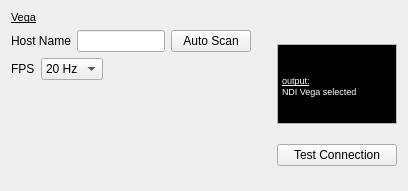
Before: the Qt Designer form Modules/LancetIGT/UI/QmitkLancetKukaWidget.ui in zhaomengxiao/LancetMITK-Adition, drawn with Qt 5.
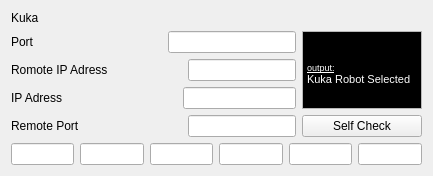
After: the same form once the commit is applied.

Commit message: IGT toolbox plugin connect kuka and robot plugin use microservce to get device

```diff
--- a/Modules/LancetIGT/UI/QmitkLancetKukaWidget.ui
+++ b/Modules/LancetIGT/UI/QmitkLancetKukaWidget.ui
@@ -6,11 +6,11 @@
    <rect>
     <x>0</x>
     <y>0</y>
-    <width>408</width>
-    <height>191</height>
+    <width>433</width>
+    <height>176</height>
    </rect>
   </property>
-  <layout class="QVBoxLayout" name="verticalLayout_14">
+  <layout class="QVBoxLayout" name="verticalLayout_3">
    <item>
     <widget class="QLabel" name="polaris_label">
      <property name="text">
@@ -18,35 +18,25 @@
 &lt;html&gt;&lt;head&gt;&lt;meta name=&quot;qrichtext&quot; content=&quot;1&quot; /&gt;&lt;style type=&quot;text/css&quot;&gt;
 p, li { white-space: pre-wrap; }
 &lt;/style&gt;&lt;/head&gt;&lt;body style=&quot; font-family:'SimSun'; font-size:9pt; font-weight:400; font-style:normal;&quot;&gt;
-&lt;p style=&quot; margin-top:0px; margin-bottom:0px; margin-left:0px; margin-right:0px; -qt-block-indent:0; text-indent:0px;&quot;&gt;&lt;span style=&quot; font-family:'MS Shell Dlg 2'; font-size:8pt; text-decoration: underline;&quot;&gt;Vega&lt;/span&gt;&lt;/p&gt;&lt;/body&gt;&lt;/html&gt;</string>
+&lt;p style=&quot; margin-top:0px; margin-bottom:0px; margin-left:0px; margin-right:0px; -qt-block-indent:0; text-indent:0px;&quot;&gt;Kuka&lt;/p&gt;&lt;/body&gt;&lt;/html&gt;</string>
      </property>
     </widget>
    </item>
    <item>
-    <layout class="QHBoxLayout" name="horizontalLayout_6">
+    <layout class="QHBoxLayout" name="horizontalLayout">
      <item>
-      <layout class="QVBoxLayout" name="verticalLayout_3">
+      <layout class="QVBoxLayout" name="verticalLayout_2">
        <item>
-        <layout class="QHBoxLayout" name="horizontalLayout_9">
+        <layout class="QHBoxLayout" name="horizontalLayout_6">
          <item>
-          <widget class="QLabel" name="m_comPortLabelPolaris">
+          <widget class="QLabel" name="m_frameRateLabelPolaris_2">
            <property name="text">
-            <string>Host Name</string>
+            <string>Port</string>
            </property>
           </widget>
          </item>
          <item>
-          <widget class="QLineEdit" name="lineEdit"/>
-         </item>
-         <item>
-          <widget class="QPushButton" name="m_AutoScanPolaris">
-           <property name="text">
-            <string>Auto Scan</string>
-           </property>
-          </widget>
-         </item>
-         <item>
-          <spacer name="horizontalSpacer_9">
+          <spacer name="horizontalSpacer_10">
            <property name="orientation">
             <enum>Qt::Horizontal</enum>
            </property>
@@ -58,6 +48,9 @@
            </property>
           </spacer>
          </item>
+         <item>
+          <widget class="QLineEdit" name="lineEdit_port_2"/>
+         </item>
         </layout>
        </item>
        <item>
@@ -68,29 +61,10 @@
          <item>
           <widget class="QLabel" name="m_frameRateLabelPolaris">
            <property name="text">
-            <string>FPS</string>
+            <string>Romote IP Adress</string>
            </property>
           </widget>
          </item>
-         <item>
-          <widget class="QComboBox" name="m_frameRateComboBoxPolaris">
-           <item>
-            <property name="text">
-             <string>20 Hz</string>
-            </property>
-           </item>
-           <item>
-            <property name="text">
-             <string>30 Hz</string>
-            </property>
-           </item>
-           <item>
-            <property name="text">
-             <string>60 Hz</string>
-            </property>
-           </item>
-          </widget>
-         </item>
          <item>
           <spacer name="horizontalSpacer_8">
            <property name="orientation">
@@ -104,20 +78,64 @@
            </property>
           </spacer>
          </item>
+         <item>
+          <widget class="QLineEdit" name="lineEdit_port"/>
+         </item>
         </layout>
        </item>
        <item>
-        <spacer name="verticalSpacer_2">
-         <property name="orientation">
-          <enum>Qt::Vertical</enum>
-         </property>
-         <property name="sizeHint" stdset="0">
-          <size>
-           <width>20</width>
-           <height>40</height>
-          </size>
-         </property>
-        </spacer>
+        <layout class="QHBoxLayout" name="horizontalLayout_9">
+         <item>
+          <widget class="QLabel" name="m_comPortLabelPolaris">
+           <property name="text">
+            <string>IP Adress</string>
+           </property>
+          </widget>
+         </item>
+         <item>
+          <spacer name="horizontalSpacer_9">
+           <property name="orientation">
+            <enum>Qt::Horizontal</enum>
+           </property>
+           <property name="sizeHint" stdset="0">
+            <size>
+             <width>40</width>
+             <height>20</height>
+            </size>
+           </property>
+          </spacer>
+         </item>
+         <item>
+          <widget class="QLineEdit" name="lineEdit_ipAdress"/>
+         </item>
+        </layout>
+       </item>
+       <item>
+        <layout class="QHBoxLayout" name="horizontalLayout_7">
+         <item>
+          <widget class="QLabel" name="m_frameRateLabelPolaris_3">
+           <property name="text">
+            <string>Remote Port</string>
+           </property>
+          </widget>
+         </item>
+         <item>
+          <spacer name="horizontalSpacer_11">
+           <property name="orientation">
+            <enum>Qt::Horizontal</enum>
+           </property>
+           <property name="sizeHint" stdset="0">
+            <size>
+             <width>40</width>
+             <height>20</height>
+            </size>
+           </property>
+          </spacer>
+         </item>
+         <item>
+          <widget class="QLineEdit" name="lineEdit_port_3"/>
+         </item>
+        </layout>
        </item>
       </layout>
      </item>
@@ -151,7 +169,7 @@
 &lt;p style=&quot; margin-top:0px; margin-bottom:0px; margin-left:0px; margin-right:0px; -qt-block-indent:0; text-indent:0px;&quot;&gt;&lt;span style=&quot; font-family:'MS Shell Dlg 2'; font-size:8pt;&quot;&gt;                                      &lt;/span&gt;&lt;/p&gt;
 &lt;p style=&quot; margin-top:0px; margin-bottom:0px; margin-left:0px; margin-right:0px; -qt-block-indent:0; text-indent:0px;&quot;&gt;&lt;span style=&quot; font-family:'MS Shell Dlg 2'; font-size:8pt;&quot;&gt;                                      &lt;/span&gt;&lt;/p&gt;
 &lt;p style=&quot; margin-top:0px; margin-bottom:0px; margin-left:0px; margin-right:0px; -qt-block-indent:0; text-indent:0px;&quot;&gt;&lt;span style=&quot; font-family:'MS Shell Dlg 2'; font-size:7pt; text-decoration: underline; color:#ffffff;&quot;&gt;output:&lt;/span&gt;&lt;span style=&quot; font-family:'MS Shell Dlg 2'; font-size:8pt;&quot;&gt;                                      &lt;/span&gt;&lt;/p&gt;
-&lt;p style=&quot; margin-top:0px; margin-bottom:0px; margin-left:0px; margin-right:0px; -qt-block-indent:0; text-indent:0px;&quot;&gt;&lt;span style=&quot; font-family:'MS Shell Dlg 2'; font-size:7pt; color:#ffffff;&quot;&gt;NDI Vega selected&lt;/span&gt;&lt;span style=&quot; font-family:'MS Shell Dlg 2'; font-size:8pt;&quot;&gt;                                    &lt;/span&gt;&lt;/p&gt;&lt;/body&gt;&lt;/html&gt;</string>
+&lt;p style=&quot; margin-top:0px; margin-bottom:0px; margin-left:0px; margin-right:0px; -qt-block-indent:0; text-indent:0px;&quot;&gt;&lt;span style=&quot; font-family:'MS Shell Dlg 2'; font-size:8pt; color:#ffffff;&quot;&gt;Kuka Robot Selected&lt;/span&gt;&lt;span style=&quot; font-family:'MS Shell Dlg 2'; font-size:8pt;&quot;&gt;                                 &lt;/span&gt;&lt;/p&gt;&lt;/body&gt;&lt;/html&gt;</string>
          </property>
          <property name="textInteractionFlags">
           <set>Qt::NoTextInteraction</set>
@@ -173,7 +191,7 @@
           </size>
          </property>
          <property name="text">
-          <string>Test Connection</string>
+          <string>Self Check</string>
          </property>
         </widget>
        </item>
@@ -181,6 +199,28 @@
      </item>
     </layout>
    </item>
+   <item>
+    <layout class="QHBoxLayout" name="horizontalLayout_2">
+     <item>
+      <widget class="QLineEdit" name="lineEdit_x"/>
+     </item>
+     <item>
+      <widget class="QLineEdit" name="lineEdit_y"/>
+     </item>
+     <item>
+      <widget class="QLineEdit" name="lineEdit_z"/>
+     </item>
+     <item>
+      <widget class="QLineEdit" name="lineEdit_a"/>
+     </item>
+     <item>
+      <widget class="QLineEdit" name="lineEdit_b"/>
+     </item>
+     <item>
+      <widget class="QLineEdit" name="lineEdit_c"/>
+     </item>
+    </layout>
+   </item>
   </layout>
  </widget>
  <resources/>
```
Left out of the diff: 3 changed lines with no effect on the pictures. The commit also changes 11 other files.
